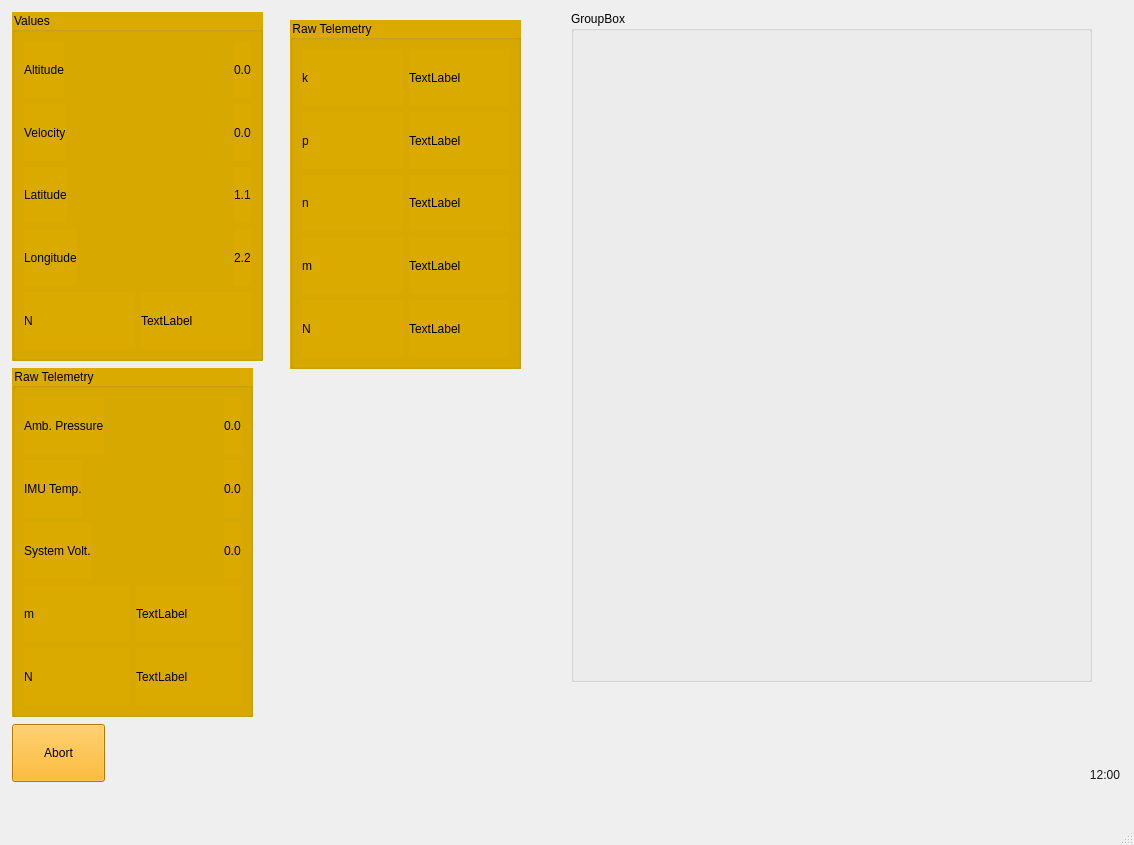
The window that launchwindow.ui (activecontrols/GroundStationSoftware) describes before a commit, drawn with Qt 5.
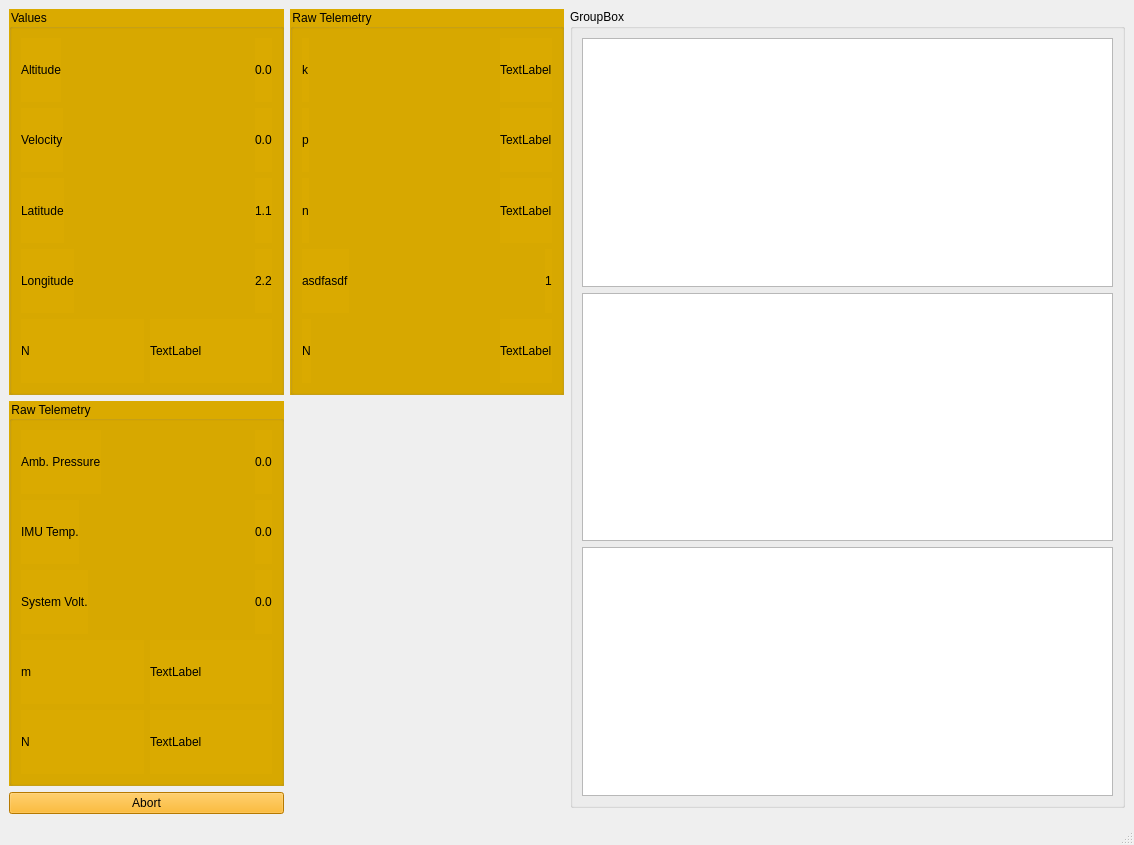
The same window after the commit. Custom widgets are drawn as their Qt base class.

Commit message: Not very good updating graphs, will be replaced

```diff
--- a/launchwindow.ui
+++ b/launchwindow.ui
@@ -20,59 +20,192 @@
    <string>MainWindow</string>
   </property>
   <widget class="QWidget" name="centralwidget">
-   <widget class="QGroupBox" name="groupBox">
-    <property name="geometry">
-     <rect>
-      <x>571</x>
-      <y>11</y>
-      <width>521</width>
-      <height>671</height>
-     </rect>
+   <layout class="QGridLayout" name="gridLayout_2">
+    <item row="0" column="0" rowspan="2">
+     <layout class="QGridLayout" name="gridLayout">
+      <item row="1" column="0">
+       <widget class="QGroupBox" name="groupBox_5">
+        <property name="sizePolicy">
+         <sizepolicy hsizetype="Preferred" vsizetype="Minimum">
+          <horstretch>0</horstretch>
+          <verstretch>0</verstretch>
+         </sizepolicy>
+        </property>
+        <property name="styleSheet">
+         <string notr="true">background-color: rgb(218, 170, 0);
+font: 10pt &quot;Sans Serif Collection&quot;;</string>
     </property>
     <property name="title">
-     <string>GroupBox</string>
-    </property>
-    <layout class="QVBoxLayout" name="verticalLayout">
+         <string>Raw Telemetry</string>
+        </property>
+        <layout class="QVBoxLayout" name="verticalLayout_5">
      <item>
-      <widget class="LineGraph" name="widget" native="true"/>
+          <layout class="QHBoxLayout" name="horizontalLayout_13">
+           <item>
+            <widget class="QLabel" name="k_label_3">
+             <property name="styleSheet">
+              <string notr="true">font: 12pt &quot;Sans Serif Collection&quot;;</string>
+             </property>
+             <property name="text">
+              <string>Amb. Pressure</string>
+             </property>
+            </widget>
      </item>
      <item>
-      <widget class="LineGraph" name="widget_3" native="true"/>
+            <spacer name="horizontalSpacer">
+             <property name="orientation">
+              <enum>Qt::Horizontal</enum>
+             </property>
+             <property name="sizeHint" stdset="0">
+              <size>
+               <width>40</width>
+               <height>20</height>
+              </size>
+             </property>
+            </spacer>
      </item>
      <item>
-      <widget class="LineGraph" name="widget_2" native="true"/>
-     </item>
-    </layout>
-   </widget>
-   <widget class="QLabel" name="clock">
-    <property name="geometry">
-     <rect>
-      <x>1070</x>
-      <y>760</y>
-      <width>50</width>
-      <height>29</height>
-     </rect>
-    </property>
+            <widget class="QLabel" name="k_value_3">
+             <property name="styleSheet">
+              <string notr="true">font: 12pt &quot;Sans Serif Collection&quot;;</string>
+             </property>
+             <property name="text">
+              <string>0.0</string>
+             </property>
+            </widget>
+           </item>
+          </layout>
+         </item>
+         <item>
+          <layout class="QHBoxLayout" name="horizontalLayout_14">
+           <item>
+            <widget class="QLabel" name="p_label_3">
+             <property name="styleSheet">
+              <string notr="true">font: 12pt &quot;Sans Serif Collection&quot;;</string>
+             </property>
+             <property name="text">
+              <string>IMU Temp.</string>
+             </property>
+            </widget>
+           </item>
+           <item>
+            <spacer name="horizontalSpacer_5">
+             <property name="orientation">
+              <enum>Qt::Horizontal</enum>
+             </property>
+             <property name="sizeHint" stdset="0">
+              <size>
+               <width>40</width>
+               <height>20</height>
+              </size>
+             </property>
+            </spacer>
+           </item>
+           <item>
+            <widget class="QLabel" name="p_value_3">
     <property name="styleSheet">
-     <string notr="true">font: 12pt &quot;SimSun&quot;;
-color: rgb(20, 20, 20);</string>
+              <string notr="true">font: 12pt &quot;Sans Serif Collection&quot;;</string>
     </property>
     <property name="text">
-     <string>12:00</string>
-    </property>
-    <property name="alignment">
-     <set>Qt::AlignRight|Qt::AlignTrailing|Qt::AlignVCenter</set>
-    </property>
-   </widget>
+              <string>0.0</string>
+             </property>
+            </widget>
+           </item>
+          </layout>
+         </item>
+         <item>
+          <layout class="QHBoxLayout" name="horizontalLayout_15">
+           <item>
+            <widget class="QLabel" name="n_label_3">
+             <property name="autoFillBackground">
+              <bool>false</bool>
+             </property>
+             <property name="styleSheet">
+              <string notr="true">font: 12pt &quot;Sans Serif Collection&quot;;</string>
+             </property>
+             <property name="text">
+              <string>System Volt.</string>
+             </property>
+            </widget>
+           </item>
+           <item>
+            <spacer name="horizontalSpacer_6">
+             <property name="orientation">
+              <enum>Qt::Horizontal</enum>
+             </property>
+             <property name="sizeHint" stdset="0">
+              <size>
+               <width>40</width>
+               <height>20</height>
+              </size>
+             </property>
+            </spacer>
+           </item>
+           <item>
+            <widget class="QLabel" name="n_value_3">
+             <property name="styleSheet">
+              <string notr="true">font: 12pt &quot;Sans Serif Collection&quot;;</string>
+             </property>
+             <property name="text">
+              <string>0.0</string>
+             </property>
+            </widget>
+           </item>
+          </layout>
+         </item>
+         <item>
+          <layout class="QHBoxLayout" name="horizontalLayout_16">
+           <item>
+            <widget class="QLabel" name="m_label_3">
+             <property name="styleSheet">
+              <string notr="true">font: 12pt &quot;Sans Serif Collection&quot;;</string>
+             </property>
+             <property name="text">
+              <string>m</string>
+             </property>
+            </widget>
+           </item>
+           <item>
+            <widget class="QLabel" name="m_value_3">
+             <property name="styleSheet">
+              <string notr="true">font: 12pt &quot;Sans Serif Collection&quot;;</string>
+             </property>
+             <property name="text">
+              <string>TextLabel</string>
+             </property>
+            </widget>
+           </item>
+          </layout>
+         </item>
+         <item>
+          <layout class="QHBoxLayout" name="horizontalLayout_17">
+           <item>
+            <widget class="QLabel" name="N_label_3">
+             <property name="styleSheet">
+              <string notr="true">font: 12pt &quot;Sans Serif Collection&quot;;</string>
+             </property>
+             <property name="text">
+              <string>N</string>
+             </property>
+            </widget>
+           </item>
+           <item>
+            <widget class="QLabel" name="N_value_3">
+             <property name="styleSheet">
+              <string notr="true">font: 12pt &quot;Sans Serif Collection&quot;;</string>
+             </property>
+             <property name="text">
+              <string>TextLabel</string>
+             </property>
+            </widget>
+           </item>
+          </layout>
+         </item>
+        </layout>
+       </widget>
+      </item>
+      <item row="0" column="1">
    <widget class="QGroupBox" name="groupBox_4">
-    <property name="geometry">
-     <rect>
-      <x>290</x>
-      <y>20</y>
-      <width>231</width>
-      <height>349</height>
-     </rect>
-    </property>
     <property name="sizePolicy">
      <sizepolicy hsizetype="Preferred" vsizetype="Minimum">
       <horstretch>0</horstretch>
@@ -99,6 +232,19 @@
          </property>
         </widget>
        </item>
+           <item>
+            <spacer name="horizontalSpacer_8">
+             <property name="orientation">
+              <enum>Qt::Horizontal</enum>
+             </property>
+             <property name="sizeHint" stdset="0">
+              <size>
+               <width>40</width>
+               <height>20</height>
+              </size>
+             </property>
+            </spacer>
+           </item>
        <item>
         <widget class="QLabel" name="k_value_2">
          <property name="styleSheet">
@@ -123,6 +269,19 @@
          </property>
         </widget>
        </item>
+           <item>
+            <spacer name="horizontalSpacer_9">
+             <property name="orientation">
+              <enum>Qt::Horizontal</enum>
+             </property>
+             <property name="sizeHint" stdset="0">
+              <size>
+               <width>40</width>
+               <height>20</height>
+              </size>
+             </property>
+            </spacer>
+           </item>
        <item>
         <widget class="QLabel" name="p_value_2">
          <property name="styleSheet">
@@ -150,6 +309,19 @@
          </property>
         </widget>
        </item>
+           <item>
+            <spacer name="horizontalSpacer_10">
+             <property name="orientation">
+              <enum>Qt::Horizontal</enum>
+             </property>
+             <property name="sizeHint" stdset="0">
+              <size>
+               <width>40</width>
+               <height>20</height>
+              </size>
+             </property>
+            </spacer>
+           </item>
        <item>
         <widget class="QLabel" name="n_value_2">
          <property name="styleSheet">
@@ -170,17 +342,30 @@
           <string notr="true">font: 12pt &quot;Sans Serif Collection&quot;;</string>
          </property>
          <property name="text">
-          <string>m</string>
+              <string>asdfasdf</string>
          </property>
         </widget>
        </item>
+           <item>
+            <spacer name="horizontalSpacer_11">
+             <property name="orientation">
+              <enum>Qt::Horizontal</enum>
+             </property>
+             <property name="sizeHint" stdset="0">
+              <size>
+               <width>40</width>
+               <height>20</height>
+              </size>
+             </property>
+            </spacer>
+           </item>
        <item>
         <widget class="QLabel" name="m_value_2">
          <property name="styleSheet">
           <string notr="true">font: 12pt &quot;Sans Serif Collection&quot;;</string>
          </property>
          <property name="text">
-          <string>TextLabel</string>
+              <string>1</string>
          </property>
         </widget>
        </item>
@@ -198,6 +383,19 @@
          </property>
         </widget>
        </item>
+           <item>
+            <spacer name="horizontalSpacer_12">
+             <property name="orientation">
+              <enum>Qt::Horizontal</enum>
+             </property>
+             <property name="sizeHint" stdset="0">
+              <size>
+               <width>40</width>
+               <height>20</height>
+              </size>
+             </property>
+            </spacer>
+           </item>
        <item>
         <widget class="QLabel" name="N_value_2">
          <property name="styleSheet">
@@ -212,15 +410,9 @@
      </item>
     </layout>
    </widget>
+      </item>
+      <item row="0" column="0">
    <widget class="QGroupBox" name="groupBox_3">
-    <property name="geometry">
-     <rect>
-      <x>12</x>
-      <y>12</y>
-      <width>251</width>
-      <height>349</height>
-     </rect>
-    </property>
     <property name="sizePolicy">
      <sizepolicy hsizetype="Preferred" vsizetype="Minimum">
       <horstretch>0</horstretch>
@@ -412,15 +604,9 @@
      </item>
     </layout>
    </widget>
+      </item>
+      <item row="2" column="0">
    <widget class="QPushButton" name="abort_button">
-    <property name="geometry">
-     <rect>
-      <x>12</x>
-      <y>724</y>
-      <width>93</width>
-      <height>58</height>
-     </rect>
-    </property>
     <property name="styleSheet">
      <string notr="true">font: 12pt &quot;Sans Serif Collection&quot;;
 background-color: rgb(255, 170, 0);</string>
@@ -429,193 +615,48 @@
      <string>Abort</string>
     </property>
    </widget>
-   <widget class="QGroupBox" name="groupBox_5">
-    <property name="geometry">
-     <rect>
-      <x>12</x>
-      <y>368</y>
-      <width>241</width>
-      <height>349</height>
-     </rect>
-    </property>
+      </item>
+     </layout>
+    </item>
+    <item row="0" column="1">
+     <widget class="QGroupBox" name="groupBox">
+      <property name="title">
+       <string>GroupBox</string>
+      </property>
+      <layout class="QVBoxLayout" name="verticalLayout">
+       <item>
+        <widget class="QChartView" name="graph_1"/>
+       </item>
+       <item>
+        <widget class="QChartView" name="graph_2"/>
+       </item>
+       <item>
+        <widget class="QChartView" name="graph_3"/>
+       </item>
+      </layout>
+     </widget>
+    </item>
+    <item row="1" column="1">
+     <widget class="QLabel" name="clock">
     <property name="sizePolicy">
-     <sizepolicy hsizetype="Preferred" vsizetype="Minimum">
+       <sizepolicy hsizetype="Preferred" vsizetype="Ignored">
       <horstretch>0</horstretch>
       <verstretch>0</verstretch>
      </sizepolicy>
     </property>
     <property name="styleSheet">
-     <string notr="true">background-color: rgb(218, 170, 0);
-font: 10pt &quot;Sans Serif Collection&quot;;</string>
-    </property>
-    <property name="title">
-     <string>Raw Telemetry</string>
-    </property>
-    <layout class="QVBoxLayout" name="verticalLayout_5">
-     <item>
-      <layout class="QHBoxLayout" name="horizontalLayout_13">
-       <item>
-        <widget class="QLabel" name="k_label_3">
-         <property name="styleSheet">
-          <string notr="true">font: 12pt &quot;Sans Serif Collection&quot;;</string>
-         </property>
+       <string notr="true">font: 12pt &quot;SimSun&quot;;
+color: rgb(20, 20, 20);</string>
+      </property>
          <property name="text">
-          <string>Amb. Pressure</string>
-         </property>
-        </widget>
-       </item>
-       <item>
-        <spacer name="horizontalSpacer">
-         <property name="orientation">
-          <enum>Qt::Horizontal</enum>
-         </property>
-         <property name="sizeHint" stdset="0">
-          <size>
-           <width>40</width>
-           <height>20</height>
-          </size>
-         </property>
-        </spacer>
-       </item>
-       <item>
-        <widget class="QLabel" name="k_value_3">
-         <property name="styleSheet">
-          <string notr="true">font: 12pt &quot;Sans Serif Collection&quot;;</string>
-         </property>
-         <property name="text">
-          <string>0.0</string>
-         </property>
+       <string>-:--:--</string>
+      </property>
+      <property name="alignment">
+       <set>Qt::AlignRight|Qt::AlignTrailing|Qt::AlignVCenter</set>
+      </property>
         </widget>
        </item>
       </layout>
-     </item>
-     <item>
-      <layout class="QHBoxLayout" name="horizontalLayout_14">
-       <item>
-        <widget class="QLabel" name="p_label_3">
-         <property name="styleSheet">
-          <string notr="true">font: 12pt &quot;Sans Serif Collection&quot;;</string>
-         </property>
-         <property name="text">
-          <string>IMU Temp.</string>
-         </property>
-        </widget>
-       </item>
-       <item>
-        <spacer name="horizontalSpacer_5">
-         <property name="orientation">
-          <enum>Qt::Horizontal</enum>
-         </property>
-         <property name="sizeHint" stdset="0">
-          <size>
-           <width>40</width>
-           <height>20</height>
-          </size>
-         </property>
-        </spacer>
-       </item>
-       <item>
-        <widget class="QLabel" name="p_value_3">
-         <property name="styleSheet">
-          <string notr="true">font: 12pt &quot;Sans Serif Collection&quot;;</string>
-         </property>
-         <property name="text">
-          <string>0.0</string>
-         </property>
-        </widget>
-       </item>
-      </layout>
-     </item>
-     <item>
-      <layout class="QHBoxLayout" name="horizontalLayout_15">
-       <item>
-        <widget class="QLabel" name="n_label_3">
-         <property name="autoFillBackground">
-          <bool>false</bool>
-         </property>
-         <property name="styleSheet">
-          <string notr="true">font: 12pt &quot;Sans Serif Collection&quot;;</string>
-         </property>
-         <property name="text">
-          <string>System Volt.</string>
-         </property>
-        </widget>
-       </item>
-       <item>
-        <spacer name="horizontalSpacer_6">
-         <property name="orientation">
-          <enum>Qt::Horizontal</enum>
-         </property>
-         <property name="sizeHint" stdset="0">
-          <size>
-           <width>40</width>
-           <height>20</height>
-          </size>
-         </property>
-        </spacer>
-       </item>
-       <item>
-        <widget class="QLabel" name="n_value_3">
-         <property name="styleSheet">
-          <string notr="true">font: 12pt &quot;Sans Serif Collection&quot;;</string>
-         </property>
-         <property name="text">
-          <string>0.0</string>
-         </property>
-        </widget>
-       </item>
-      </layout>
-     </item>
-     <item>
-      <layout class="QHBoxLayout" name="horizontalLayout_16">
-       <item>
-        <widget class="QLabel" name="m_label_3">
-         <property name="styleSheet">
-          <string notr="true">font: 12pt &quot;Sans Serif Collection&quot;;</string>
-         </property>
-         <property name="text">
-          <string>m</string>
-         </property>
-        </widget>
-       </item>
-       <item>
-        <widget class="QLabel" name="m_value_3">
-         <property name="styleSheet">
-          <string notr="true">font: 12pt &quot;Sans Serif Collection&quot;;</string>
-         </property>
-         <property name="text">
-          <string>TextLabel</string>
-         </property>
-        </widget>
-       </item>
-      </layout>
-     </item>
-     <item>
-      <layout class="QHBoxLayout" name="horizontalLayout_17">
-       <item>
-        <widget class="QLabel" name="N_label_3">
-         <property name="styleSheet">
-          <string notr="true">font: 12pt &quot;Sans Serif Collection&quot;;</string>
-         </property>
-         <property name="text">
-          <string>N</string>
-         </property>
-        </widget>
-       </item>
-       <item>
-        <widget class="QLabel" name="N_value_3">
-         <property name="styleSheet">
-          <string notr="true">font: 12pt &quot;Sans Serif Collection&quot;;</string>
-         </property>
-         <property name="text">
-          <string>TextLabel</string>
-         </property>
-        </widget>
-       </item>
-      </layout>
-     </item>
-    </layout>
-   </widget>
   </widget>
   <widget class="QMenuBar" name="menubar">
    <property name="geometry">
@@ -631,10 +672,9 @@
  </widget>
  <customwidgets>
   <customwidget>
-   <class>LineGraph</class>
-   <extends>QWidget</extends>
-   <header>linegraph.h</header>
-   <container>1</container>
+   <class>QChartView</class>
+   <extends>QGraphicsView</extends>
+   <header>QtCharts</header>
   </customwidget>
  </customwidgets>
  <resources/>
```
Lines whose indentation alone changed are shown as unchanged. The commit also changes 10 other files.
